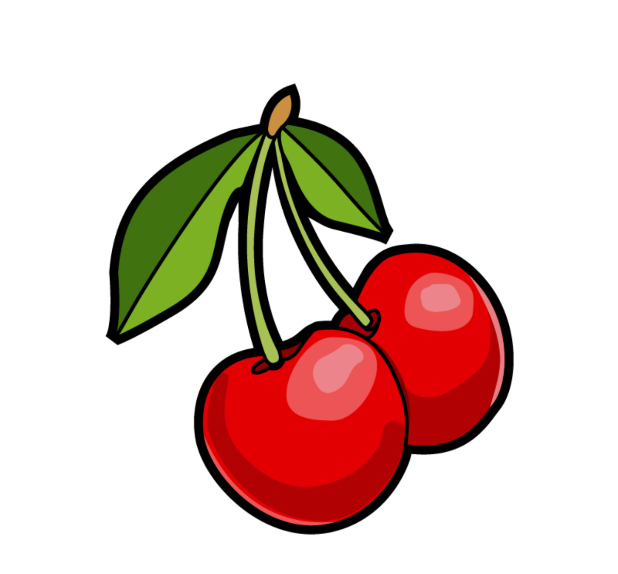
After one commit to lazdayid/fruits-kotlin, an Android app: the layout activity_detail.xml on its own in the app's theme, with its tools: preview values and no code run, on a phone screen of 412 x 824 dp. The commit adds this screen. Shown: the top 574 px of the screen. Run offline under Robolectric (Android 15) with nearby library versions, the phone set to English and light mode, and no system bars.

Commit message:
add detail

```diff
--- a/app/src/main/AndroidManifest.xml
+++ b/app/src/main/AndroidManifest.xml
@@ -9,7 +9,8 @@
         android:roundIcon="@mipmap/ic_launcher_round"
         android:supportsRtl="true"
         android:theme="@style/Theme.FruitsKotlin">
-        <activity android:name=".MainActivity">
+        <activity android:name=".DetailActivity"></activity>
+        <activity android:name=".FruitActivity">
             <intent-filter>
                 <action android:name="android.intent.action.MAIN" />
 
--- /dev/null
+++ b/app/src/main/java/com/lazday/fruitskotlin/FruitModel.kt
@@ -0,0 +1,5 @@
+package com.lazday.fruitskotlin
+
+import java.io.Serializable
+
+data class FruitModel (val name: String, val image: Int) : Serializable
--- a/app/src/main/java/com/lazday/fruitskotlin/FruitsModel.kt
+++ /dev/null
@@ -1,3 +0,0 @@
-package com.lazday.fruitskotlin
-
-data class FruitsModel (val name: String, val image: Int)
--- /dev/null
+++ b/app/src/main/res/layout/activity_detail.xml
@@ -0,0 +1,21 @@
+<?xml version="1.0" encoding="utf-8"?>
+<androidx.constraintlayout.widget.ConstraintLayout
+    xmlns:android="http://schemas.android.com/apk/res/android"
+    xmlns:app="http://schemas.android.com/apk/res-auto"
+    xmlns:tools="http://schemas.android.com/tools"
+    android:layout_width="match_parent"
+    android:layout_height="match_parent"
+    tools:context=".DetailActivity">
+
+    <ImageView
+        android:id="@+id/image"
+        android:layout_width="0dp"
+        android:layout_height="wrap_content"
+        tools:src="@drawable/cherry"
+        android:adjustViewBounds="true"
+        app:layout_constraintStart_toStartOf="parent"
+        app:layout_constraintEnd_toEndOf="parent"
+        app:layout_constraintTop_toTopOf="parent"
+        />
+
+</androidx.constraintlayout.widget.ConstraintLayout>
--- a/app/src/main/res/layout/activity_main.xml
+++ b/app/src/main/res/layout/activity_fruit.xml
@@ -4,13 +4,13 @@
     xmlns:tools="http://schemas.android.com/tools"
     android:layout_width="match_parent"
     android:layout_height="match_parent"
-    tools:context=".MainActivity">
+    tools:context=".FruitActivity">
 
     <androidx.recyclerview.widget.RecyclerView
         android:id="@+id/list"
         android:layout_width="0dp"
         android:layout_height="0dp"
-        tools:listitem="@layout/adapter_fruits"
+        tools:listitem="@layout/adapter_fruit"
         app:layoutManager="androidx.recyclerview.widget.LinearLayoutManager"
         app:layout_constraintBottom_toBottomOf="parent"
         app:layout_constraintLeft_toLeftOf="parent"
```
Also changed, not shown: app/src/main/java/com/lazday/fruitskotlin/DetailActivity.kt (added, +19 -0 lines), app/src/main/java/com/lazday/fruitskotlin/FruitActivity.kt (added, +55 -0 lines), app/src/main/java/com/lazday/fruitskotlin/FruitAdapter.kt (renamed from app/src/main/java/com/lazday/fruitskotlin/FruitsAdapter.kt, +13 -5 lines), app/src/main/java/com/lazday/fruitskotlin/MainActivity.kt (deleted, +0 -48 lines), app/src/main/res/layout/adapter_fruit.xml (renamed from app/src/main/res/layout/adapter_fruits.xml).
